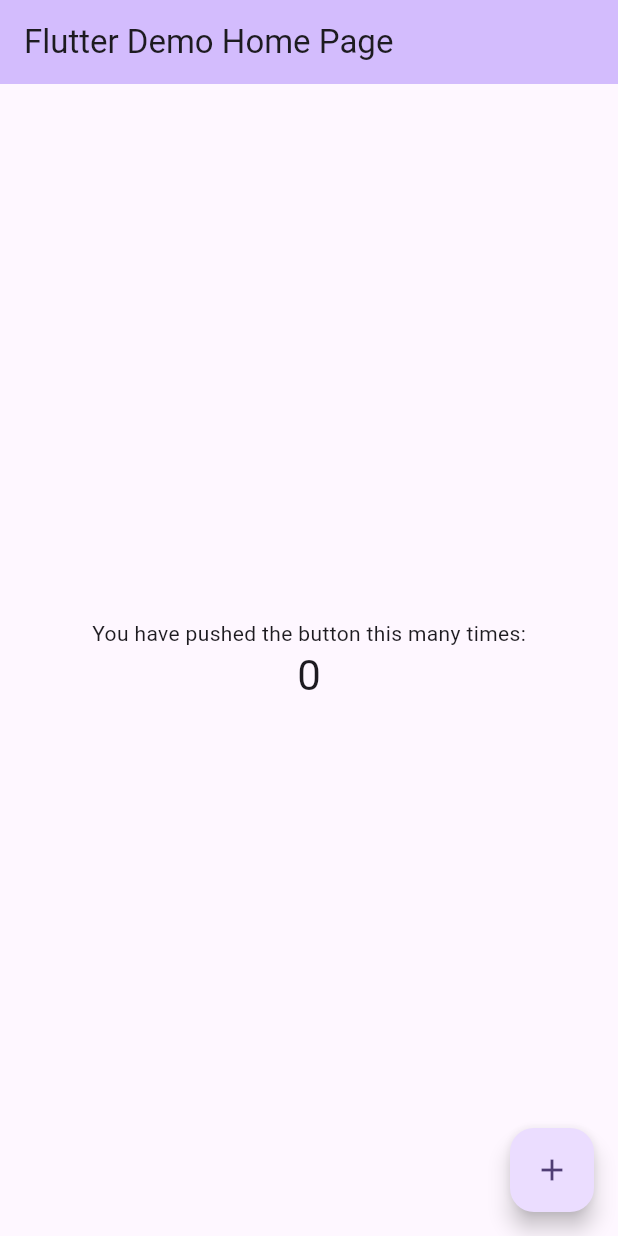
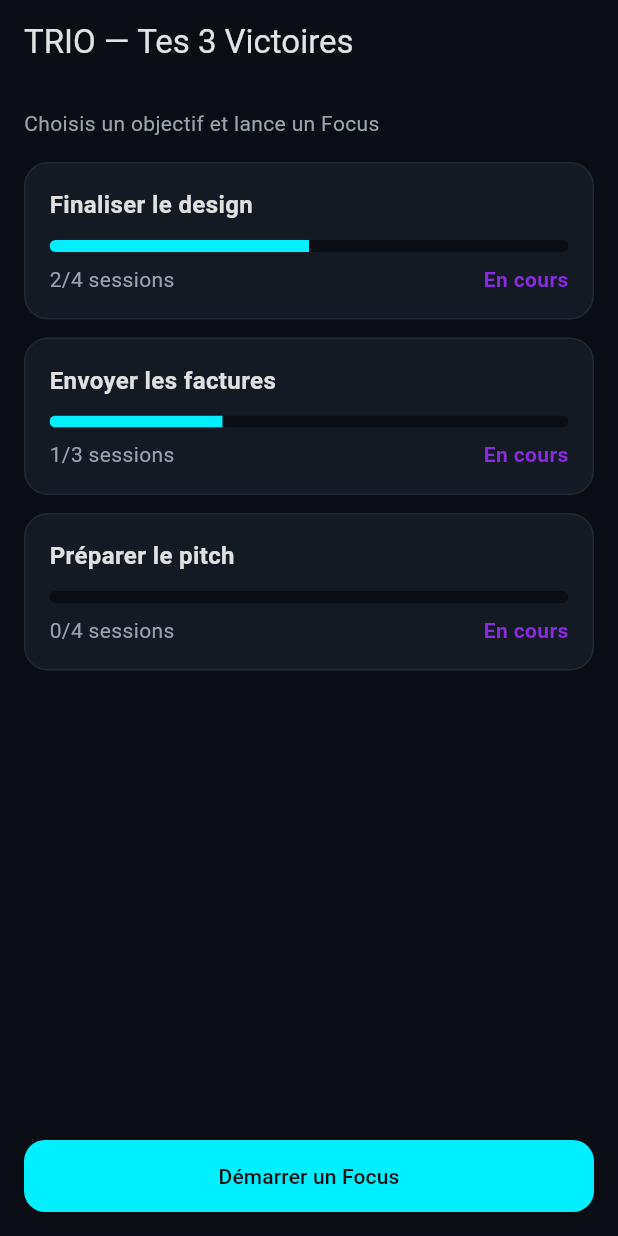
Before and after one commit to AfifBen/trio, a Flutter app: the screen it shows after launch, on a phone screen of 412 x 824 dp. Run offline on Flutter 3.47's test engine with Material 3 defaults, Android fonts, the phone set to English and light mode, and no system bars.

Commit message:
Add TRIO MVP screen architecture

```diff
--- a/lib/main.dart
+++ b/lib/main.dart
@@ -1,122 +1,30 @@
 import 'package:flutter/material.dart';
+import 'screens/dashboard_screen.dart';
 
 void main() {
-  runApp(const MyApp());
+  runApp(const TrioApp());
 }
 
-class MyApp extends StatelessWidget {
-  const MyApp({super.key});
+class TrioApp extends StatelessWidget {
+  const TrioApp({super.key});
 
-  // This widget is the root of your application.
   @override
   Widget build(BuildContext context) {
     return MaterialApp(
-      title: 'Flutter Demo',
+      title: 'TRIO',
+      debugShowCheckedModeBanner: false,
       theme: ThemeData(
-        // This is the theme of your application.
-        //
-        // TRY THIS: Try running your application with "flutter run". You'll see
-        // the application has a purple toolbar. Then, without quitting the app,
-        // try changing the seedColor in the colorScheme below to Colors.green
-        // and then invoke "hot reload" (save your changes or press the "hot
-        // reload" button in a Flutter-supported IDE, or press "r" if you used
-        // the command line to start the app).
-        //
-        // Notice that the counter didn't reset back to zero; the application
-        // state is not lost during the reload. To reset the state, use hot
-        // restart instead.
-        //
-        // This works for code too, not just values: Most code changes can be
-        // tested with just a hot reload.
-        colorScheme: .fromSeed(seedColor: Colors.deepPurple),
+        useMaterial3: true,
+        scaffoldBackgroundColor: const Color(0xFF0A0E14),
+        colorScheme: ColorScheme.fromSeed(
+          seedColor: const Color(0xFF00F0FF),
+          brightness: Brightness.dark,
+        ),
+        textTheme: const TextTheme(
+          bodyMedium: TextStyle(color: Color(0xFFE0E0E0)),
+        ),
       ),
-      home: const MyHomePage(title: 'Flutter Demo Home Page'),
+      home: const DashboardScreen(),
     );
   }
 }
-
-class MyHomePage extends StatefulWidget {
-  const MyHomePage({super.key, required this.title});
-
-  // This widget is the home page of your application. It is stateful, meaning
-  // that it has a State object (defined below) that contains fields that affect
-  // how it looks.
-
-  // This class is the configuration for the state. It holds the values (in this
-  // case the title) provided by the parent (in this case the App widget) and
-  // used by the build method of the State. Fields in a Widget subclass are
-  // always marked "final".
-
-  final String title;
-
-  @override
-  State<MyHomePage> createState() => _MyHomePageState();
-}
-
-class _MyHomePageState extends State<MyHomePage> {
-  int _counter = 0;
-
-  void _incrementCounter() {
-    setState(() {
-      // This call to setState tells the Flutter framework that something has
-      // changed in this State, which causes it to rerun the build method below
-      // so that the display can reflect the updated values. If we changed
-      // _counter without calling setState(), then the build method would not be
-      // called again, and so nothing would appear to happen.
-      _counter++;
-    });
-  }
-
-  @override
-  Widget build(BuildContext context) {
-    // This method is rerun every time setState is called, for instance as done
-    // by the _incrementCounter method above.
-    //
-    // The Flutter framework has been optimized to make rerunning build methods
-    // fast, so that you can just rebuild anything that needs updating rather
-    // than having to individually change instances of widgets.
-    return Scaffold(
-      appBar: AppBar(
-        // TRY THIS: Try changing the color here to a specific color (to
-        // Colors.amber, perhaps?) and trigger a hot reload to see the AppBar
-        // change color while the other colors stay the same.
-        backgroundColor: Theme.of(context).colorScheme.inversePrimary,
-        // Here we take the value from the MyHomePage object that was created by
-        // the App.build method, and use it to set our appbar title.
-        title: Text(widget.title),
-      ),
-      body: Center(
-        // Center is a layout widget. It takes a single child and positions it
-        // in the middle of the parent.
-        child: Column(
-          // Column is also a layout widget. It takes a list of children and
-          // arranges them vertically. By default, it sizes itself to fit its
-          // children horizontally, and tries to be as tall as its parent.
-          //
-          // Column has various properties to control how it sizes itself and
-          // how it positions its children. Here we use mainAxisAlignment to
-          // center the children vertically; the main axis here is the vertical
-          // axis because Columns are vertical (the cross axis would be
-          // horizontal).
-          //
-          // TRY THIS: Invoke "debug painting" (choose the "Toggle Debug Paint"
-          // action in the IDE, or press "p" in the console), to see the
-          // wireframe for each widget.
-          mainAxisAlignment: .center,
-          children: [
-            const Text('You have pushed the button this many times:'),
-            Text(
-              '$_counter',
-              style: Theme.of(context).textTheme.headlineMedium,
-            ),
-          ],
-        ),
-      ),
-      floatingActionButton: FloatingActionButton(
-        onPressed: _incrementCounter,
-        tooltip: 'Increment',
-        child: const Icon(Icons.add),
-      ),
-    );
-  }
-}
--- /dev/null
+++ b/lib/models/goal.dart
@@ -0,0 +1,13 @@
+class Goal {
+  final String title;
+  final int sessionsDone;
+  final int sessionsTotal;
+  final bool completed;
+
+  const Goal({
+    required this.title,
+    this.sessionsDone = 0,
+    this.sessionsTotal = 4,
+    this.completed = false,
+  });
+}
--- /dev/null
+++ b/lib/screens/dashboard_screen.dart
@@ -0,0 +1,74 @@
+import 'package:flutter/material.dart';
+import '../models/goal.dart';
+import '../widgets/goal_card.dart';
+import 'focus_screen.dart';
+
+class DashboardScreen extends StatelessWidget {
+  const DashboardScreen({super.key});
+
+  @override
+  Widget build(BuildContext context) {
+    final goals = const [
+      Goal(title: 'Finaliser le design', sessionsDone: 2, sessionsTotal: 4),
+      Goal(title: 'Envoyer les factures', sessionsDone: 1, sessionsTotal: 3),
+      Goal(title: 'Préparer le pitch', sessionsDone: 0, sessionsTotal: 4),
+    ];
+
+    return Scaffold(
+      backgroundColor: const Color(0xFF0A0E14),
+      appBar: AppBar(
+        backgroundColor: const Color(0xFF0A0E14),
+        elevation: 0,
+        title: const Text('TRIO — Tes 3 Victoires'),
+      ),
+      body: Padding(
+        padding: const EdgeInsets.all(16),
+        child: Column(
+          crossAxisAlignment: CrossAxisAlignment.start,
+          children: [
+            const Text(
+              'Choisis un objectif et lance un Focus',
+              style: TextStyle(color: Color(0xFF9AA4AF)),
+            ),
+            const SizedBox(height: 16),
+            Expanded(
+              child: ListView.separated(
+                itemCount: goals.length,
+                separatorBuilder: (_, __) => const SizedBox(height: 12),
+                itemBuilder: (context, index) {
+                  final goal = goals[index];
+                  return GoalCard(
+                    goal: goal,
+                    onTap: () {
+                      Navigator.of(context).push(
+                        MaterialPageRoute(
+                          builder: (_) => FocusScreen(goal: goal),
+                        ),
+                      );
+                    },
+                  );
+                },
+              ),
+            ),
+            const SizedBox(height: 8),
+            SizedBox(
+              width: double.infinity,
+              child: ElevatedButton(
+                onPressed: () {},
+                style: ElevatedButton.styleFrom(
+                  backgroundColor: const Color(0xFF00F0FF),
+                  foregroundColor: const Color(0xFF0A0E14),
+                  padding: const EdgeInsets.symmetric(vertical: 14),
+                  shape: RoundedRectangleBorder(
+                    borderRadius: BorderRadius.circular(14),
+                  ),
+                ),
+                child: const Text('Démarrer un Focus'),
+              ),
+            ),
+          ],
+        ),
+      ),
+    );
+  }
+}
--- /dev/null
+++ b/lib/widgets/goal_card.dart
@@ -0,0 +1,73 @@
+import 'package:flutter/material.dart';
+import '../models/goal.dart';
+
+class GoalCard extends StatelessWidget {
+  final Goal goal;
+  final VoidCallback? onTap;
+
+  const GoalCard({super.key, required this.goal, this.onTap});
+
+  @override
+  Widget build(BuildContext context) {
+    final progress = goal.sessionsTotal == 0
+        ? 0.0
+        : goal.sessionsDone / goal.sessionsTotal;
+
+    return InkWell(
+      onTap: onTap,
+      borderRadius: BorderRadius.circular(16),
+      child: Ink(
+        decoration: BoxDecoration(
+          color: const Color(0xFF131A24),
+          borderRadius: BorderRadius.circular(16),
+          border: Border.all(color: const Color(0xFF1E2A38)),
+        ),
+        child: Padding(
+          padding: const EdgeInsets.all(16),
+          child: Column(
+            crossAxisAlignment: CrossAxisAlignment.start,
+            children: [
+              Text(
+                goal.title,
+                style: const TextStyle(
+                  fontSize: 16,
+                  fontWeight: FontWeight.w600,
+                  color: Color(0xFFE0E0E0),
+                ),
+              ),
+              const SizedBox(height: 12),
+              ClipRRect(
+                borderRadius: BorderRadius.circular(10),
+                child: LinearProgressIndicator(
+                  minHeight: 8,
+                  value: progress,
+                  backgroundColor: const Color(0xFF0A0E14),
+                  valueColor: AlwaysStoppedAnimation<Color>(
+                    goal.completed ? const Color(0xFFFFD700) : const Color(0xFF00F0FF),
+                  ),
+                ),
+              ),
+              const SizedBox(height: 8),
+              Row(
+                mainAxisAlignment: MainAxisAlignment.spaceBetween,
+                children: [
+                  Text(
+                    '${goal.sessionsDone}/${goal.sessionsTotal} sessions',
+                    style: const TextStyle(color: Color(0xFF9AA4AF)),
+                  ),
+                  Text(
+                    goal.completed ? 'Terminé' : 'En cours',
+                    style: TextStyle(
+                      color: goal.completed ? const Color(0xFFFFD700) : const Color(0xFF8A2BE2),
+                      fontWeight: FontWeight.w600,
+                    ),
+                  ),
+                ],
+              ),
+            ],
+          ),
+        ),
+      ),
+    );
+  }
+}
```
Also changed, not shown: lib/screens/focus_screen.dart (added, +108 -0 lines), lib/screens/reward_screen.dart (added, +130 -0 lines).
